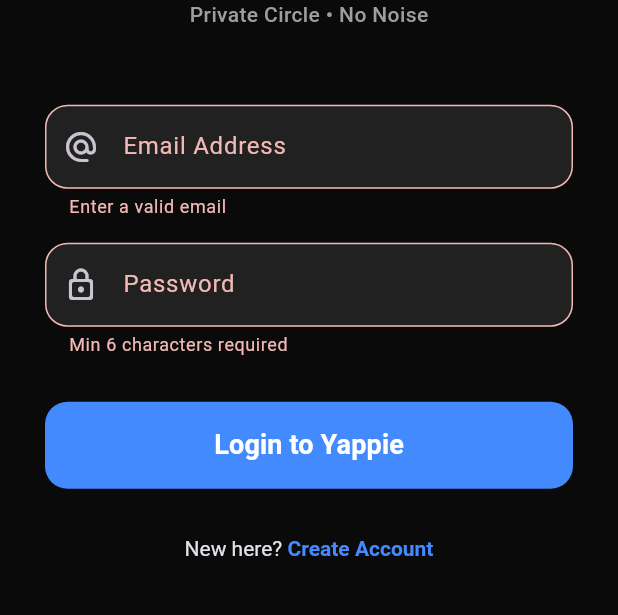
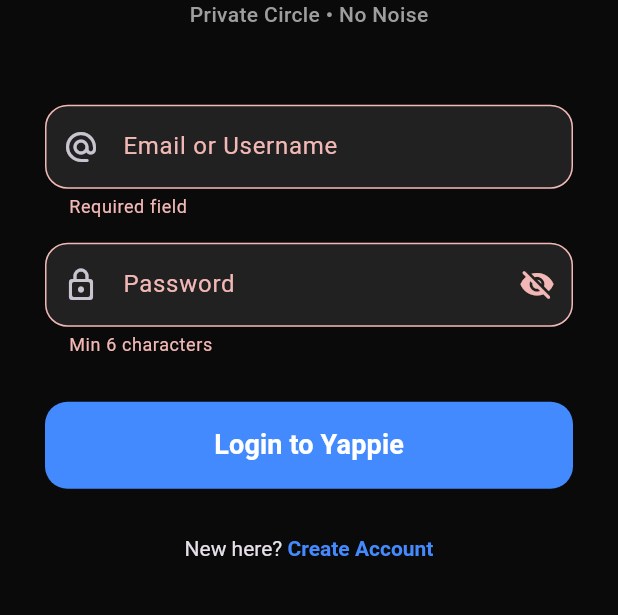
Before and after one commit to Cheonyeoun/yappieyappie_v_f, a Flutter app: the screen it shows after launch, after a tap on "Login to Yappie", on a phone screen of 412 x 824 dp, the part 472-1087 px from its top. Run offline on Flutter 3.47's test engine with Material 3 defaults, Android fonts, the phone set to English and light mode, and no system bars; our stand-ins replace cloud_firestore, firebase_auth, firebase_core, flutter_riverpod, go_router; accounts and stored records are empty.

Commit message:
updated authunthentication_&&_auth_UI&UX

```diff
--- a/yappieyappie/lib/features/auth/presentation/auth_screen.dart
+++ b/yappieyappie/lib/features/auth/presentation/auth_screen.dart
@@ -12,15 +12,18 @@
 
 class _AuthScreenState extends ConsumerState<AuthScreen> {
   final _formKey = GlobalKey<FormState>();
+  final _nameController = TextEditingController();
   final _emailController = TextEditingController();
   final _passwordController = TextEditingController();
 
   bool isLogin = true;
   bool isLoading = false;
+  bool showPassword = false;
   String? errorMessage;
 
   @override
   void dispose() {
+    _nameController.dispose();
     _emailController.dispose();
     _passwordController.dispose();
     super.dispose();
@@ -38,19 +41,19 @@
       final authService = ref.read(authServiceProvider);
 
       if (isLogin) {
-        await authService.signInWithEmail(
-          email: _emailController.text.trim(),
+        // Log in with Email OR Username
+        await authService.signIn(
+          identifier: _emailController.text.trim(),
           password: _passwordController.text,
         );
       } else {
-        // Sign Up - This will trigger the auto-username generation in the service
-        await authService.signUpWithEmail(
+        // Sign up with Name, Email, Password
+        await authService.signUp(
+          name: _nameController.text.trim(),
           email: _emailController.text.trim(),
           password: _passwordController.text,
         );
       }
-      // Note: go_router usually handles the redirect to /home automatically
-      // by listening to the authStateChanges stream.
     } catch (e) {
       setState(() => errorMessage = e.toString().replaceAll('Exception: ', ''));
     } finally {
@@ -60,7 +63,6 @@
 
   @override
   Widget build(BuildContext context) {
-    // Using a dark theme vibe for YappieYappie
     final theme = Theme.of(context);
 
     return Scaffold(
@@ -73,7 +75,7 @@
               child: Column(
                 mainAxisAlignment: MainAxisAlignment.center,
                 children: [
-                  // Branding Section
+                  // --- BRANDING SECTION ---
                   Container(
                     padding: const EdgeInsets.all(20),
                     decoration: BoxDecoration(
@@ -87,11 +89,11 @@
                   Text(
                     AppConstants.appName,
                     style: const TextStyle(
-                      fontSize: 36,
-                      fontWeight: FontWeight.w900,
-                      letterSpacing: -1,
-                    ),
+                        fontSize: 36,
+                        fontWeight: FontWeight.w900,
+                        letterSpacing: -1),
                   ),
+                  // The Quote
                   const Text(
                     "Private Circle • No Noise",
                     style: TextStyle(
@@ -99,57 +101,73 @@
                   ),
                   const SizedBox(height: 50),
 
-                  // Input Fields
+                  // --- INPUT FIELDS ---
+
+                  // Name Field (Signup only)
+                  if (!isLogin) ...[
+                    TextFormField(
+                      controller: _nameController,
+                      decoration: InputDecoration(
+                        labelText: 'Full Name',
+                        prefixIcon: const Icon(Icons.person_outline_rounded),
+                        border: OutlineInputBorder(
+                            borderRadius: BorderRadius.circular(15)),
+                      ),
+                      validator: (value) => (value == null || value.isEmpty)
+                          ? 'Name is mandatory'
+                          : null,
+                    ),
+                    const SizedBox(height: 16),
+                  ],
+
+                  // Email or Username Field
                   TextFormField(
                     controller: _emailController,
                     decoration: InputDecoration(
-                      labelText: 'Email Address',
+                      labelText:
+                          isLogin ? 'Email or Username' : 'Email Address',
                       prefixIcon: const Icon(Icons.alternate_email_rounded),
                       border: OutlineInputBorder(
                           borderRadius: BorderRadius.circular(15)),
                     ),
-                    keyboardType: TextInputType.emailAddress,
-                    validator: (value) =>
-                        (value == null || !value.contains('@'))
-                            ? 'Enter a valid email'
-                            : null,
+                    validator: (value) => (value == null || value.isEmpty)
+                        ? 'Required field'
+                        : null,
                   ),
                   const SizedBox(height: 16),
+
+                  // Password Field with Visibility Toggle
                   TextFormField(
                     controller: _passwordController,
+                    obscureText: !showPassword,
                     decoration: InputDecoration(
                       labelText: 'Password',
                       prefixIcon: const Icon(Icons.lock_outline_rounded),
+                      suffixIcon: IconButton(
+                        icon: Icon(showPassword
+                            ? Icons.visibility_rounded
+                            : Icons.visibility_off_rounded),
+                        onPressed: () =>
+                            setState(() => showPassword = !showPassword),
+                      ),
                       border: OutlineInputBorder(
                           borderRadius: BorderRadius.circular(15)),
                     ),
-                    obscureText: true,
                     validator: (value) => (value == null || value.length < 6)
-                        ? 'Min 6 characters required'
+                        ? 'Min 6 characters'
                         : null,
                   ),
 
-                  // Error Message Display
                   if (errorMessage != null) ...[
                     const SizedBox(height: 20),
-                    Container(
-                      padding: const EdgeInsets.all(10),
-                      decoration: BoxDecoration(
-                        color: Colors.redAccent.withOpacity(0.1),
-                        borderRadius: BorderRadius.circular(8),
-                      ),
-                      child: Text(
-                        errorMessage!,
+                    Text(errorMessage!,
                         style: const TextStyle(
-                            color: Colors.redAccent, fontSize: 13),
-                        textAlign: TextAlign.center,
-                      ),
-                    ),
+                            color: Colors.redAccent, fontSize: 13)),
                   ],
 
                   const SizedBox(height: 30),
 
-                  // Action Button
+                  // --- ACTION BUTTONS ---
                   isLoading
                       ? const CircularProgressIndicator()
                       : ElevatedButton(
@@ -171,7 +189,6 @@
 
                   const SizedBox(height: 16),
 
-                  // Toggle Button
                   TextButton(
                     onPressed: () => setState(() {
                       isLogin = !isLogin;
```
Also changed, not shown: yappieyappie/lib/services/auth_service.dart (+49 -45 lines), 2 other files.
